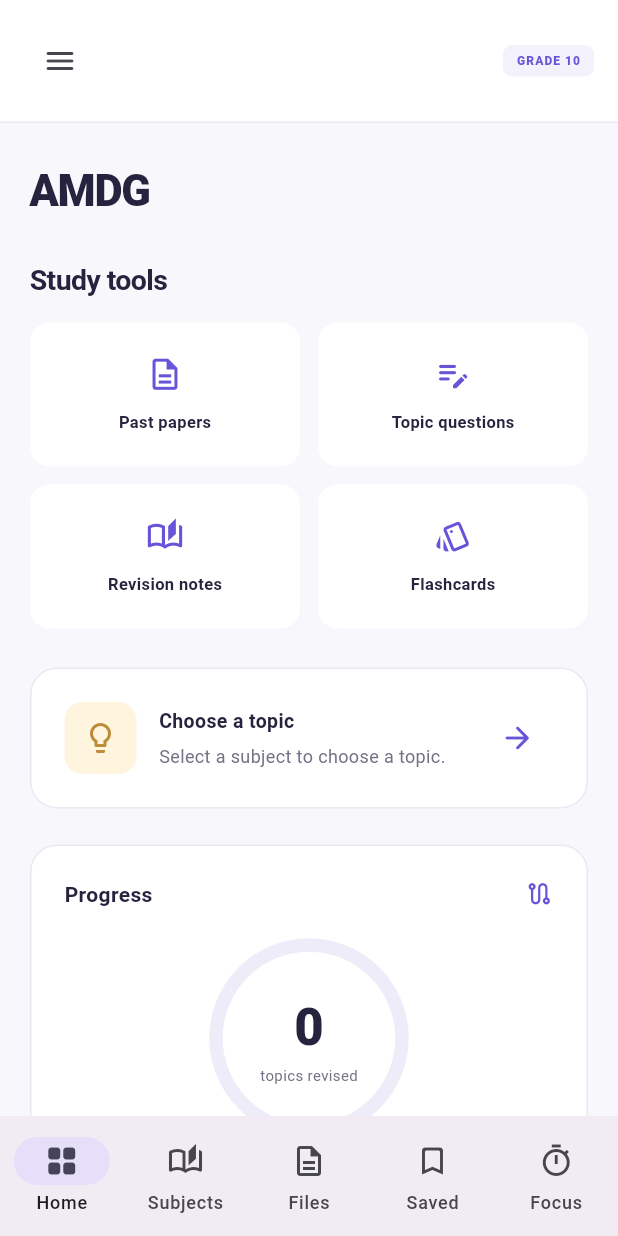
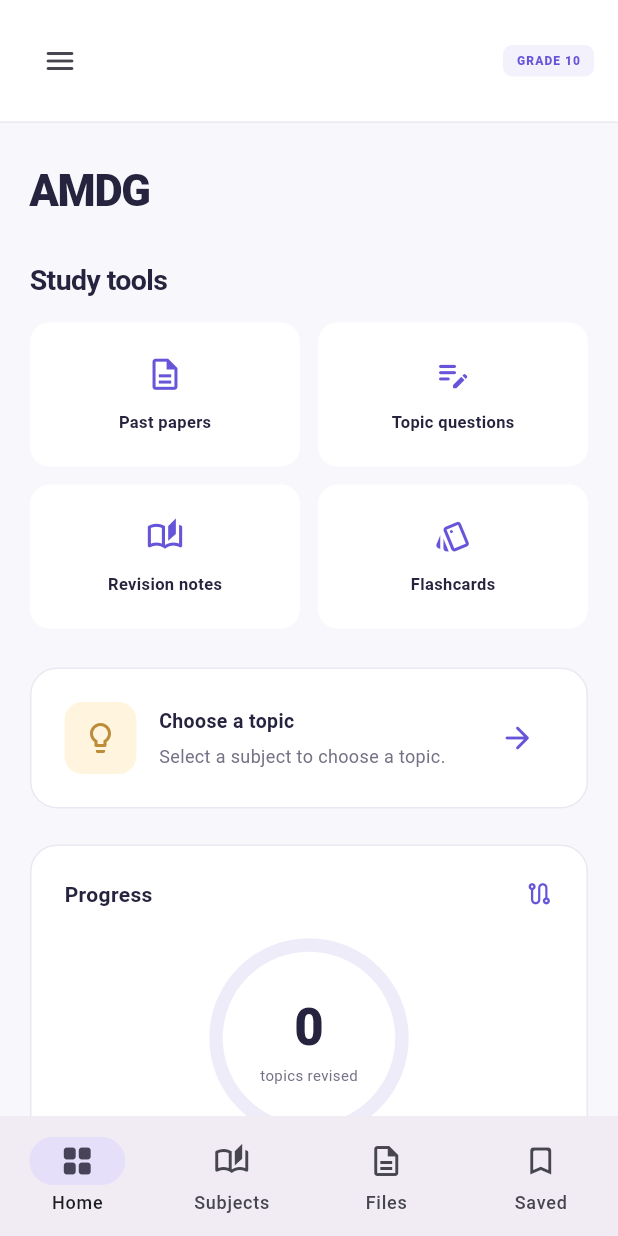
Before and after one commit to JoaoPedra-AMDG/DLS_app, a Flutter app: the screen it shows after launch, on a phone screen of 412 x 824 dp. Run offline on Flutter 3.47's test engine with Material 3 defaults, Android fonts, the phone set to English and light mode, and no system bars; our stand-ins replace shared_preferences, web; missing offline and left inert: dart:js_interop.

Commit message:
Remove the Pomodoro timer and Focus navigation

```diff
--- a/lib/app.dart
+++ b/lib/app.dart
@@ -7,7 +7,6 @@ import 'pdf_reader_screen.dart';
 import 'platform_actions.dart' as platform;
 import 'models.dart';
 import 'visuals.dart';
-import 'focus_timer.dart';
 
 void main() => runApp(const DlsApp());
 
@@ -126,11 +125,9 @@ class _StudyShellState extends State<StudyShell> {
   int? searchPointer;
   int classroomLimit = 24;
   final scroll = ScrollController();
-  final focusSession = FocusSession();
   StudyStore get store => widget.store;
   @override
   void dispose() {
-    focusSession.dispose();
     scroll.dispose();
     super.dispose();
   }
@@ -331,8 +328,6 @@ class _StudyShellState extends State<StudyShell> {
                           selectedIndex:
                               nav == 'Overview'
                                   ? 0
-                                  : nav == 'Pomodoro'
-                                  ? 4
                                   : nav == 'Saved'
                                   ? 3
                                   : nav == 'Past papers'
@@ -345,7 +340,6 @@ class _StudyShellState extends State<StudyShell> {
                                   'My subjects',
                                   'Past papers',
                                   'Saved',
-                                  'Pomodoro',
                                 ][i],
                               ),
                           destinations: const [
@@ -364,10 +358,6 @@ class _StudyShellState extends State<StudyShell> {
                             NavigationDestination(
                               icon: Icon(Icons.bookmark_border_rounded),
                               label: 'Saved',
-                            ),
-                            NavigationDestination(
-                              icon: Icon(Icons.timer_outlined),
-                              label: 'Focus',
                             ),
                           ],
                         ),
@@ -426,8 +416,6 @@ class _StudyShellState extends State<StudyShell> {
                                             classroomLibrary()
                                           else if (nav == 'Flashcards')
                                             flashcardsPage()
-                                          else if (nav == 'Pomodoro')
-                                            FocusScreen(session: focusSession)
                                           else
                                             savedPage(),
                                           const SizedBox(height: 34),
@@ -554,7 +542,6 @@ class _StudyShellState extends State<StudyShell> {
             ('Past papers', Icons.description_outlined),
             ('Classroom files', Icons.folder_copy_outlined),
             ('Flashcards', Icons.style_outlined),
-            ('Pomodoro', Icons.timer_outlined),
             ('Saved', Icons.bookmark_border_rounded),
           ])
             Padding(
@@ -820,8 +807,6 @@ class _StudyShellState extends State<StudyShell> {
                     children: [
                       progressPanel(),
                       const SizedBox(height: 20),
-                      focusShortcut(),
-                      const SizedBox(height: 20),
                       tipPanel(),
                     ],
                   ),
@@ -829,29 +814,7 @@ class _StudyShellState extends State<StudyShell> {
               ],
             ],
           ),
-          if (!right) ...[
-            const SizedBox(height: 24),
-            LayoutBuilder(
-              builder:
-                  (context, b) =>
-                      b.maxWidth > 620
-                          ? Row(
-                            crossAxisAlignment: CrossAxisAlignment.start,
-                            children: [
-                              Expanded(child: progressPanel()),
-                              const SizedBox(width: 18),
-                              Expanded(child: focusShortcut()),
-                            ],
-                          )
-                          : Column(
-                            children: [
-                              progressPanel(),
-                              const SizedBox(height: 18),
-                              focusShortcut(),
-                            ],
-                          ),
-            ),
-          ],
+          if (!right) ...[const SizedBox(height: 24), progressPanel()],
           const SizedBox(height: 28),
           panel(
             child: Column(
@@ -878,29 +841,6 @@ class _StudyShellState extends State<StudyShell> {
         ],
       );
     },
-  );
-  Widget focusShortcut() => panel(
-    child: Column(
-      crossAxisAlignment: CrossAxisAlignment.start,
-      children: [
-        const Icon(Icons.timer_outlined, color: purple),
-        const SizedBox(height: 12),
-        const Text(
-          'Pomodoro timer',
-          style: TextStyle(fontWeight: FontWeight.w700),
-        ),
-        const SizedBox(height: 8),
-        const Text(
-          '25-minute focus sessions with short and long breaks.',
-          style: TextStyle(color: muted, height: 1.6),
-        ),
-        const SizedBox(height: 14),
-        OutlinedButton(
-          onPressed: () => go('Pomodoro'),
-          child: const Text('Open Pomodoro'),
-        ),
-      ],
-    ),
   );
   Widget sectionTitle(String title, String sub) => Row(
     crossAxisAlignment: CrossAxisAlignment.end,
```
Also changed, not shown: lib/focus_timer.dart (deleted, +0 -213 lines), 2 other files.
